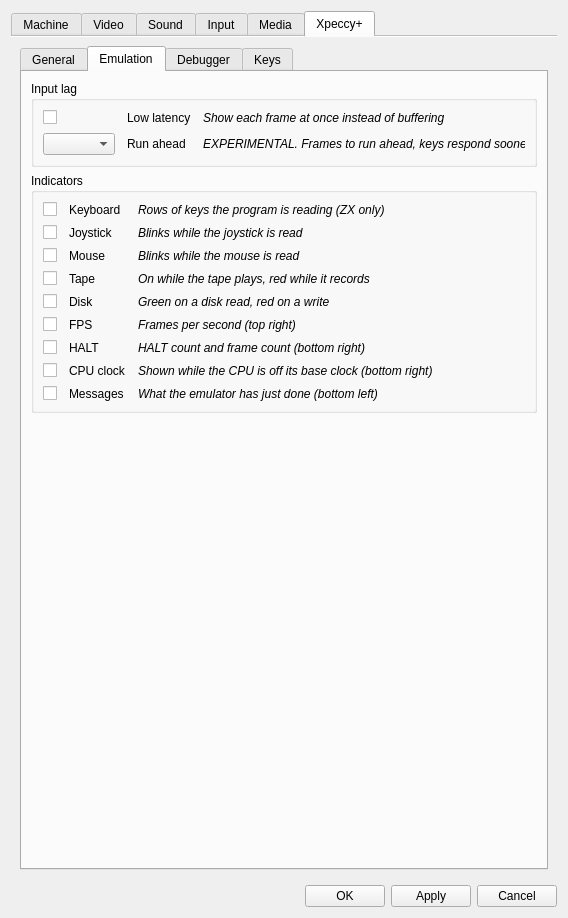
Volutar/xpeccy-plus, file ui/setupwin.ui: the form before one commit.
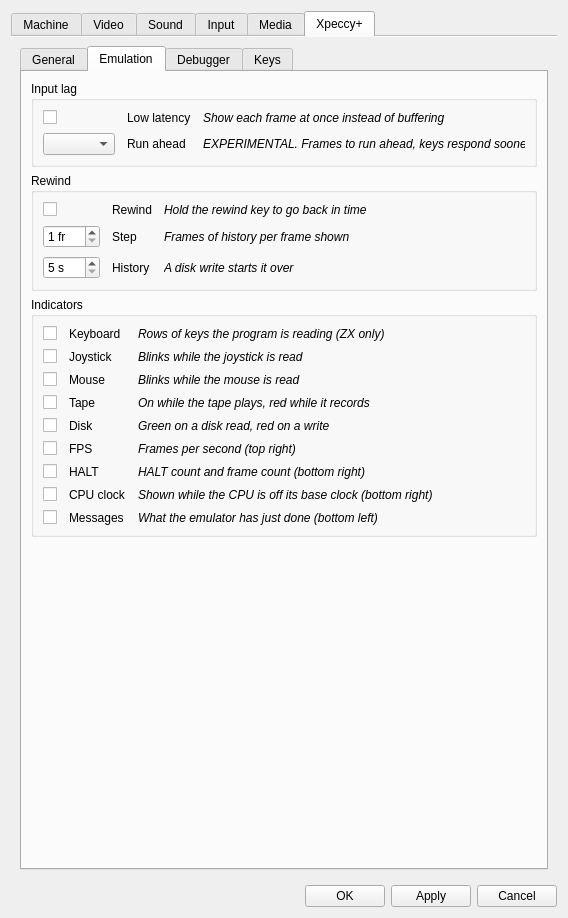
The form after the commit. The open tabs and pages were chosen to show the change. Icons and pictures are not drawn. Custom widgets are drawn as their Qt base class.

Commit message:
rewind: hold Delete to go back through recent play
A VCR-style sign in the corner shows rewind and fast mode.

```diff
--- a/ui/setupwin.ui
+++ b/ui/setupwin.ui
@@ -2827,6 +2827,148 @@
                </layout>
               </widget>
              </item>
+             <item>
+              <widget class="QGroupBox" name="gbRewind">
+               <property name="title">
+                <string>Rewind</string>
+               </property>
+               <layout class="QGridLayout" name="gridLayout_rew" columnstretch="0,0,1">
+                <property name="horizontalSpacing">
+                 <number>12</number>
+                </property>
+                <property name="verticalSpacing">
+                 <number>8</number>
+                </property>
+                <item row="0" column="0">
+                 <widget class="QCheckBox" name="cbRewind">
+                  <property name="toolTip">
+                   <string>Hold the rewind key to go back in time</string>
+                  </property>
+                  <property name="text">
+                   <string/>
+                  </property>
+                  <property name="icon">
+                   <iconset resource="../xpeccy.qrc">
+                    <normaloff>:/images/tape-rewind.png</normaloff>:/images/tape-rewind.png</iconset>
+                  </property>
+                  <property name="iconSize">
+                   <size>
+                    <width>16</width>
+                    <height>16</height>
+                   </size>
+                  </property>
+                 </widget>
+                </item>
+                <item row="0" column="1">
+                 <widget class="QLabel" name="labRewind">
+                  <property name="toolTip">
+                   <string>Hold the rewind key to go back in time</string>
+                  </property>
+                  <property name="text">
+                   <string>Rewind</string>
+                  </property>
+                  <property name="buddy">
+                   <cstring>cbRewind</cstring>
+                  </property>
+                 </widget>
+                </item>
+                <item row="0" column="2">
+                 <widget class="QLabel" name="labRewindHint">
+                  <property name="font">
+                   <font>
+                    <italic>true</italic>
+                   </font>
+                  </property>
+                  <property name="text">
+                   <string>Hold the rewind key to go back in time</string>
+                  </property>
+                 </widget>
+                </item>
+                <item row="1" column="0">
+                 <widget class="QSpinBox" name="sbRewStep">
+                  <property name="toolTip">
+                   <string>Frames of history per frame shown going back</string>
+                  </property>
+                  <property name="suffix">
+                   <string> fr</string>
+                  </property>
+                  <property name="minimum">
+                   <number>1</number>
+                  </property>
+                  <property name="maximum">
+                   <number>50</number>
+                  </property>
+                 </widget>
+                </item>
+                <item row="1" column="1">
+                 <widget class="QLabel" name="labRewStep">
+                  <property name="toolTip">
+                   <string>Frames of history per frame shown going back</string>
+                  </property>
+                  <property name="text">
+                   <string>Step</string>
+                  </property>
+                  <property name="buddy">
+                   <cstring>sbRewStep</cstring>
+                  </property>
+                 </widget>
+                </item>
+                <item row="1" column="2">
+                 <widget class="QLabel" name="labRewStepHint">
+                  <property name="font">
+                   <font>
+                    <italic>true</italic>
+                   </font>
+                  </property>
+                  <property name="text">
+                   <string>Frames of history per frame shown</string>
+                  </property>
+                 </widget>
+                </item>
+                <item row="2" column="0">
+                 <widget class="QSpinBox" name="sbRewSecs">
+                  <property name="toolTip">
+                   <string>How far back the rewind reaches</string>
+                  </property>
+                  <property name="suffix">
+                   <string> s</string>
+                  </property>
+                  <property name="minimum">
+                   <number>5</number>
+                  </property>
+                  <property name="maximum">
+                   <number>300</number>
+                  </property>
+                 </widget>
+                </item>
+                <item row="2" column="1">
+                 <widget class="QLabel" name="labRewSecs">
+                  <property name="toolTip">
+                   <string>How far back the rewind reaches</string>
+                  </property>
+                  <property name="text">
+                   <string>History</string>
+                  </property>
+                  <property name="buddy">
+                   <cstring>sbRewSecs</cstring>
+                  </property>
+                 </widget>
+                </item>
+                <item row="2" column="2">
+                 <widget class="QLabel" name="labRewSecsHint">
+                  <property name="font">
+                   <font>
+                    <italic>true</italic>
+                   </font>
+                  </property>
+                  <property name="text">
+                   <string>A disk write starts it over</string>
+                  </property>
+                 </widget>
+                </item>
+               </layout>
+              </widget>
+             </item>
              <item>
               <widget class="QGroupBox" name="gbIndicators">
                <property name="title">
```
The commit also changes 29 other files.
